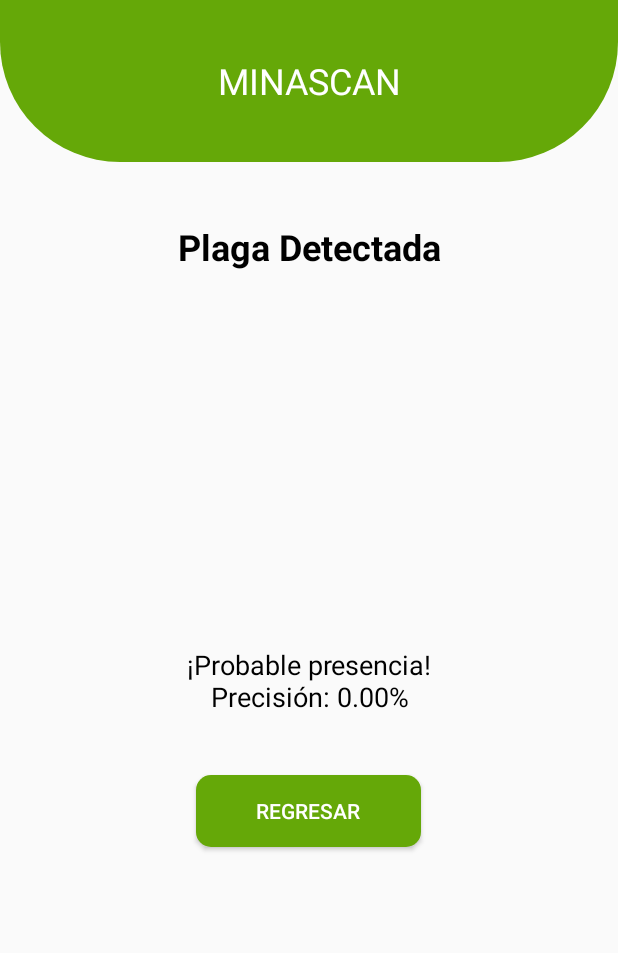
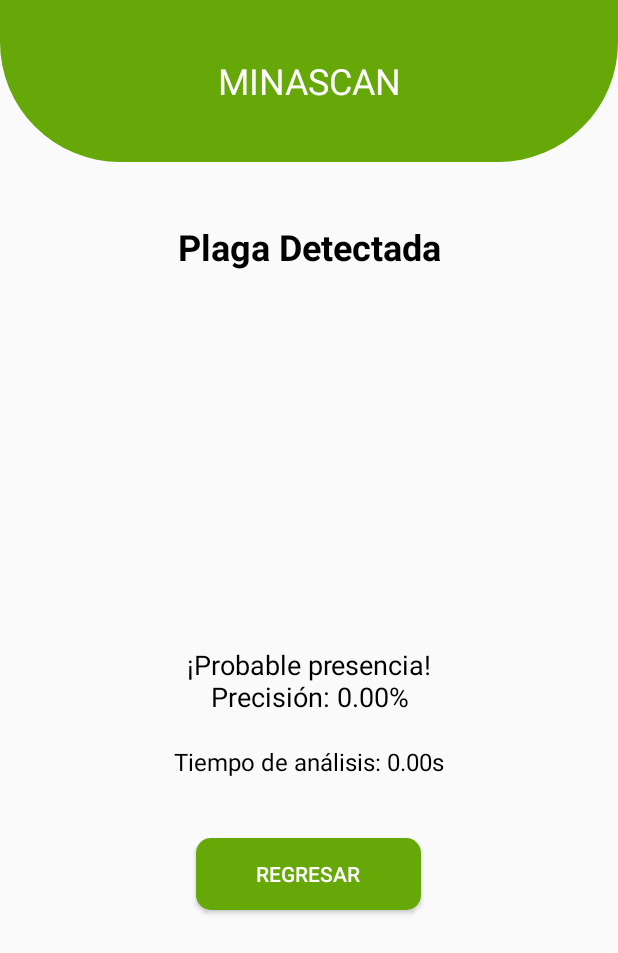
Before and after one commit to Tesis-Grupo-1/frontend, an Android app: the PlagaEncontrada screen opened directly, with no data from a screen before it, on a phone screen of 412 x 824 dp. Shown: the top 953 px of the screen. Run offline under Robolectric (Android 15) with nearby library versions, the phone set to English and light mode, and no system bars; pictures from the network do not load.

Commit message:
Ultimo cambio

```diff
--- a/app/src/main/java/com/example/app_mosca/ui/theme/PlagaEncontrada.kt
+++ b/app/src/main/java/com/example/app_mosca/ui/theme/PlagaEncontrada.kt
@@ -16,6 +16,10 @@ class PlagaEncontrada: ComponentActivity() {
     override fun onCreate(savedInstanceState: Bundle?) {
         super.onCreate(savedInstanceState)
         setContentView(R.layout.activity_detection_2)
+
+        val processingTime = intent.getDoubleExtra("processingTime", 0.0)
+        val timeTakenTextView = findViewById<TextView>(R.id.time_taken)
+        timeTakenTextView.text = "Tiempo de análisis: ${"%.2f".format(processingTime)}s"
 
         val imageView = findViewById<ImageView>(R.id.captured_image)
         val precisionTextView = findViewById<TextView>(R.id.tvPrecision)
--- a/app/src/main/java/com/example/app_mosca/ui/theme/PlagaNoEncontrada.kt
+++ b/app/src/main/java/com/example/app_mosca/ui/theme/PlagaNoEncontrada.kt
@@ -15,6 +15,10 @@ class PlagaNoEncontrada: ComponentActivity() {
     override fun onCreate(savedInstanceState: Bundle?) {
         super.onCreate(savedInstanceState)
         setContentView(R.layout.activity_detection_1)
+
+        val processingTime = intent.getDoubleExtra("processingTime", 0.0)
+        val timeTakenTextView = findViewById<TextView>(R.id.time_taken)
+        timeTakenTextView.text = "Tiempo de análisis: ${"%.2f".format(processingTime)}s"
 
         val imageView = findViewById<ImageView>(R.id.captured_image)
         val regresarButton = findViewById<Button>(R.id.button_regresar)
--- a/app/src/main/res/layout/activity_detection_2.xml
+++ b/app/src/main/res/layout/activity_detection_2.xml
@@ -45,6 +45,15 @@
         android:gravity="center"
         android:layout_marginTop="20dp" />
 
+    <TextView
+        android:id="@+id/time_taken"
+        android:layout_width="wrap_content"
+        android:layout_height="wrap_content"
+        android:layout_gravity="center"
+        android:layout_marginTop="20dp"
+        android:text="Tiempo de Detección: 0.0s"
+        android:textSize="16sp"
+        android:textColor="#000000"/>
     <Button
         android:id="@+id/button_regresar"
         android:layout_width="150dp"
```
Also changed, not shown: app/src/main/java/com/example/app_mosca/ui/theme/LoadingActivity.kt (+11 -0 lines), app/src/main/res/layout/activity_detection_1.xml (+10 -0 lines).
